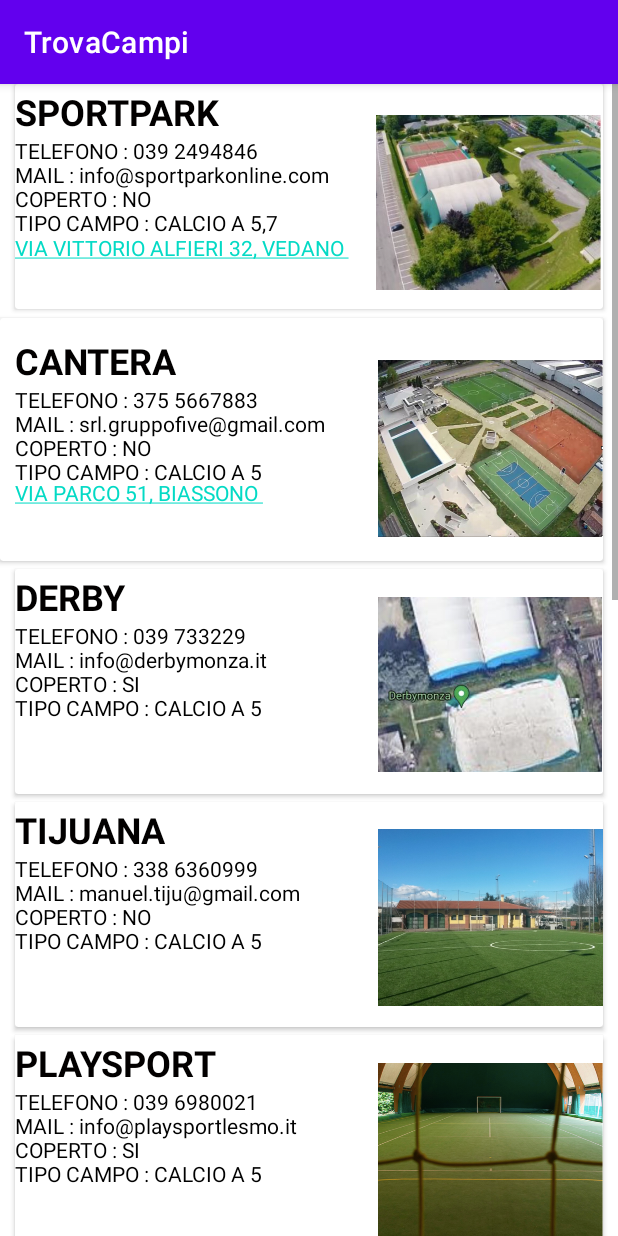
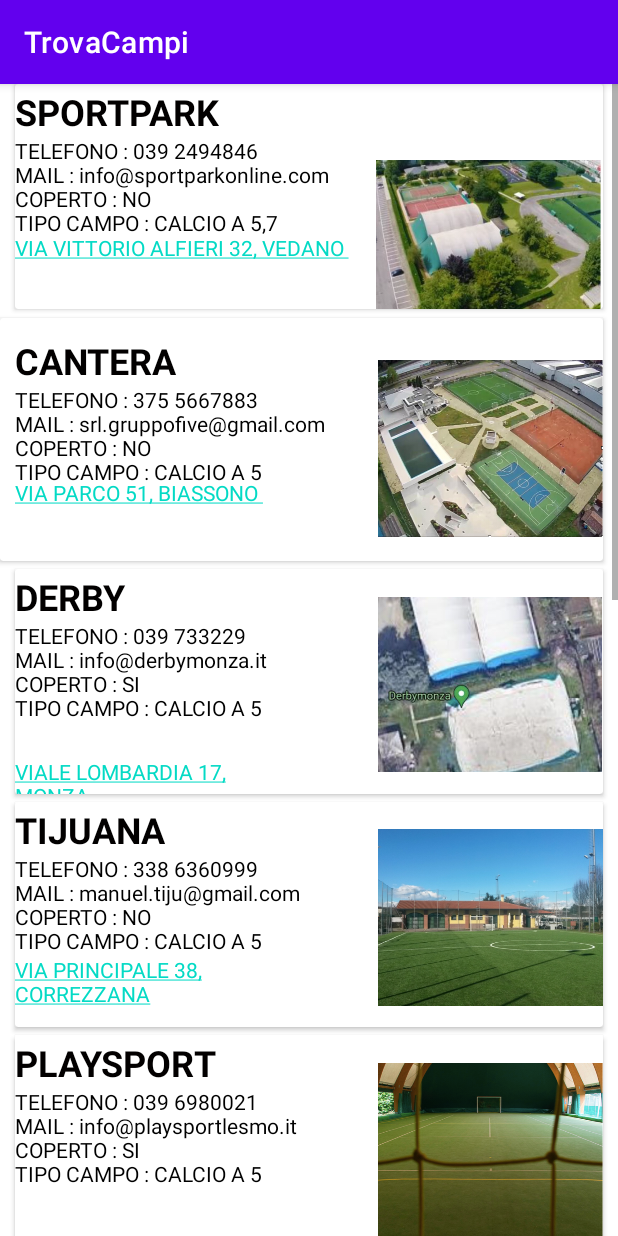
Before and after one commit to tsankaris/TrovaCampi, an Android app: the Calcio_activity screen opened directly, with no data from a screen before it, on a phone screen of 412 x 824 dp. Run offline under Robolectric (Android 15) with nearby library versions, the phone set to English and light mode, and no system bars.

Commit message:
rating lag

```diff
--- a/app/src/main/java/it/sal/disco/unimib/trovacampi/Calcio_activity.java
+++ b/app/src/main/java/it/sal/disco/unimib/trovacampi/Calcio_activity.java
@@ -20,20 +20,20 @@ public class Calcio_activity extends AppCompatActivity {
         setContentView(R.layout.activity_calcio);
         TextView textView = (TextView) findViewById(R.id.textView3);
         textView.setMovementMethod(LinkMovementMethod.getInstance());
-        textView.setText(Html.fromHtml("<a href=\"https://www.bing.com/maps/directions?rtp=adr.~pos.45.615020751953125_9.26572036743164_Via+Vittorio+Alfieri+32+-+20057+Vedano+Al+Lambro+(MI)_Sportpark_039+249+4846\">VIA VITTORIO ALFIERI 32, VEDANO\n</a>"));
+        textView.setText(Html.fromHtml("<a href=\"https://www.google.it/maps/place/Centro+Sportivo+Sportpark/@45.6183641,9.2783404,14z/data=!4m5!3m4!1s0x4786bbcf7934a365:0x9bb080f0b3a79618!8m2!3d45.6153534!4d9.265605\">VIA VITTORIO ALFIERI 32, VEDANO\n</a>"));
 
         TextView textView1 = (TextView) findViewById(R.id.textView9);
         textView1.setMovementMethod(LinkMovementMethod.getInstance());
-        textView1.setText(Html.fromHtml("<a href=\"https://www.bing.com/local?lid=YN1354x18269578375755280536&id=YN1354x18269578375755280536&q=Cantera+Club+Sport+%26+Restaurant&name=Cantera+Club+Sport+%26+Restaurant&cp=45.63228988647461%7e9.296019554138184&ppois=45.63228988647461_9.296019554138184_Cantera+Club+Sport+%26+Restaurant\">VIA PARCO 51, BIASSONO\n</a>"));
+        textView1.setText(Html.fromHtml("<a href=\"https://www.google.it/maps/place/Cantera+Club+Sport+%26+Restaurant/@45.6305723,9.2835103,17z/data=!3m1!4b1!4m5!3m4!1s0x4786bb4d03095c7d:0x52d8b5ae6fb13b7b!8m2!3d45.6305721!4d9.2856544\">VIA PARCO 51, BIASSONO\n</a>"));
 
-        /*TextView textView = (TextView) findViewById(R.id.TextView01);
-        textView.setMovementMethod(LinkMovementMethod.getInstance());
-        textView.setText(Html.fromHtml("<a href=\"http://www.mrwebmaster.it\">Mr.Webmaster</a>"));
+        TextView textView2 = (TextView) findViewById(R.id.textView10);
+        textView2.setMovementMethod(LinkMovementMethod.getInstance());
+        textView2.setText(Html.fromHtml("<a href=\"https://www.google.it/maps/place/Derbymonza/@45.5885864,9.2537131,17z/data=!4m12!1m6!3m5!1s0x4786b96c89259eb5:0xa675eeef96268b2d!2sDerbymonza!8m2!3d45.5880661!4d9.2539825!3m4!1s0x4786b96c89259eb5:0xa675eeef96268b2d!8m2!3d45.5880661!4d9.2539825\">VIALE LOMBARDIA 17, MONZA</a>"));
 
-        TextView textView = (TextView) findViewById(R.id.TextView01);
-        textView.setMovementMethod(LinkMovementMethod.getInstance());
-        textView.setText(Html.fromHtml("<a href=\"http://www.mrwebmaster.it\">Mr.Webmaster</a>"));
-
+        TextView textView3 = (TextView) findViewById(R.id.textView11);
+        textView3.setMovementMethod(LinkMovementMethod.getInstance());
+        textView3.setText(Html.fromHtml("<a href=\"https://www.google.it/maps/place/Centro+Sportivo+comunale/@45.6624473,9.3026963,17z/data=!3m1!5s0x4786badc82cceb27:0xc487fcf930678914!4m12!1m6!3m5!1s0x4786badd50cc30f9:0x1ba179c508f550e6!2sTijuana+Correzzana!8m2!3d45.6624473!4d9.304885!3m4!1s0x4786badc9b6b9081:0xad250d61ba31393d!8m2!3d45.6623993!4d9.3045858\">VIA PRINCIPALE 38, CORREZZANA</a>"));
+     /*
         TextView textView = (TextView) findViewById(R.id.TextView01);
         textView.setMovementMethod(LinkMovementMethod.getInstance());
         textView.setText(Html.fromHtml("<a href=\"http://www.mrwebmaster.it\">Mr.Webmaster</a>"));
--- a/app/src/main/res/layout/activity_calcio.xml
+++ b/app/src/main/res/layout/activity_calcio.xml
@@ -479,6 +479,14 @@
                         android:layout_width="wrap_content"
                         android:layout_height="wrap_content"
                         app:barrierDirection="top" />
+
+                    <TextView
+                        android:id="@+id/textView11"
+                        android:layout_width="150dp"
+                        android:layout_height="58dp"
+                        android:text="Via Principale 38, Correzzana"
+                        app:layout_constraintStart_toStartOf="parent"
+                        app:layout_constraintTop_toBottomOf="@+id/textView6" />
                 </androidx.constraintlayout.widget.ConstraintLayout>
 
             </androidx.cardview.widget.CardView>
@@ -536,6 +544,16 @@
                         android:layout_width="wrap_content"
                         android:layout_height="wrap_content"
                         app:barrierDirection="top" />
+
+                    <TextView
+                        android:id="@+id/textView10"
+                        android:layout_width="173dp"
+                        android:layout_height="50dp"
+                        android:layout_marginTop="23dp"
+                        android:clickable="true"
+                        android:text="Viale Lombardia, 17"
+                        app:layout_constraintStart_toStartOf="parent"
+                        app:layout_constraintTop_toBottomOf="@+id/textView5" />
                 </androidx.constraintlayout.widget.ConstraintLayout>
 
             </androidx.cardview.widget.CardView>
@@ -625,7 +643,7 @@
                         android:id="@+id/imageView"
                         android:layout_width="150dp"
                         android:layout_height="150dp"
-                        android:layout_marginTop="2dp"
+                        android:layout_marginTop="32dp"
                         android:layout_marginEnd="1dp"
                         android:contentDescription="@string/sportpark_img"
                         app:layout_constraintEnd_toEndOf="parent"
```
